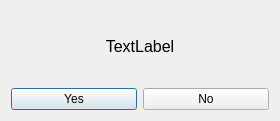
Qt form QFleet/Fleetbuilder/confirmdialog.ui (RexOdonata/QFleet) before a commit.
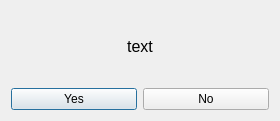
The same form after that commit.

```diff
--- a/QFleet/Fleetbuilder/confirmdialog.ui
+++ b/QFleet/Fleetbuilder/confirmdialog.ui
@@ -26,7 +26,7 @@
           </font>
          </property>
          <property name="text">
-          <string>TextLabel</string>
+          <string>text</string>
          </property>
          <property name="alignment">
           <set>Qt::AlignCenter</set>
```
Left out of the diff: 2 changed lines with no effect on the pictures.
